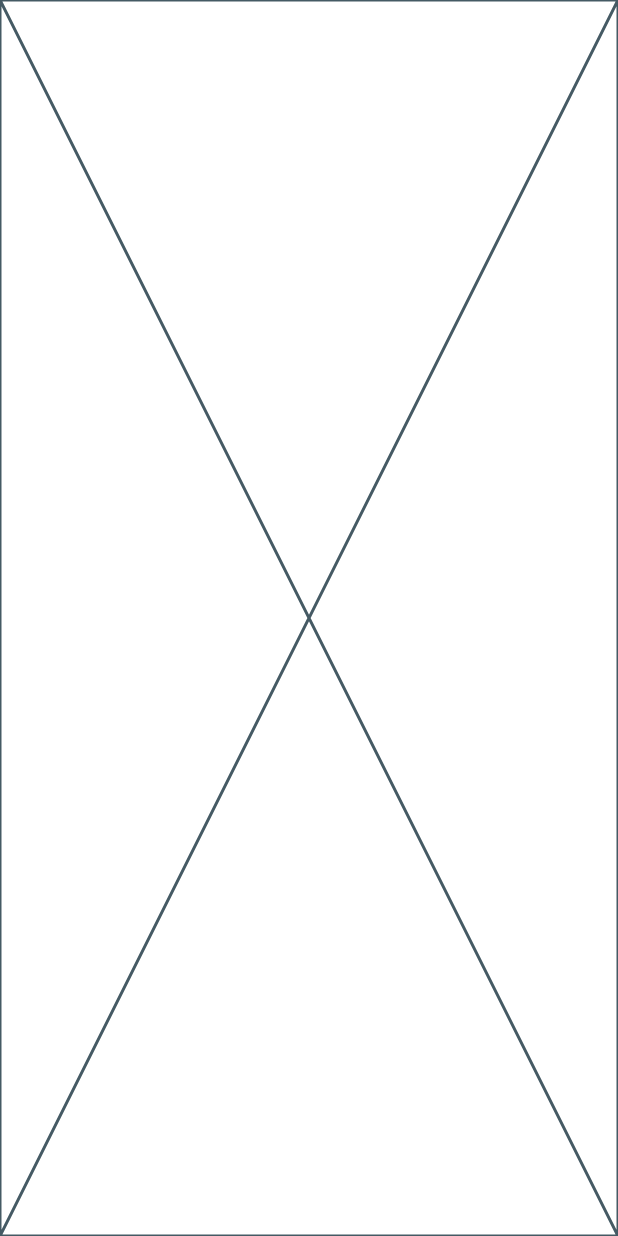
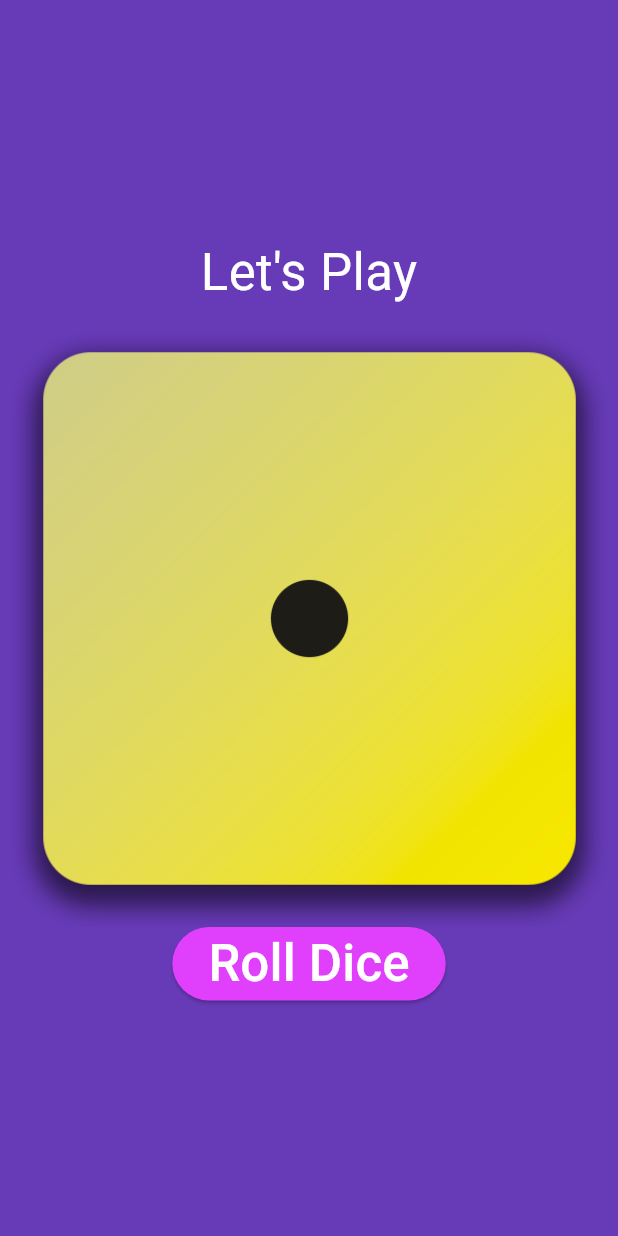
Before and after one commit to L-nsamba/getting-started-with-flutter-and-dart, a Flutter app: the screen it shows after launch, on a phone screen of 412 x 824 dp. Run offline on Flutter 3.47's test engine with Material 3 defaults, Android fonts, the phone set to English and light mode, and no system bars.

Commit message:
alignment and styling class activity

```diff
--- a/class_activity1/lib/main.dart
+++ b/class_activity1/lib/main.dart
@@ -1,3 +1,4 @@
+import 'package:class_activity1/screens/home.dart';
 import 'package:flutter/material.dart';
 
 // define entry
@@ -11,6 +12,8 @@ class MyApp extends StatelessWidget {
 
   @override
   Widget build(BuildContext context) {
-    return const Placeholder();
+    return MaterialApp(
+      home: RollDice(),
+    );
   }
 }
--- /dev/null
+++ b/class_activity1/lib/screens/home.dart
@@ -0,0 +1,32 @@
+import 'package:flutter/material.dart';
+
+class RollDice extends StatefulWidget {
+  const new({super.key});
+
+  @override
+  State<RollDice> createState() => _RollDiceState();
+}
+
+class _RollDiceState extends State<RollDice> {
+  @override
+  Widget build(BuildContext context) {
+    return Scaffold(
+      backgroundColor: Colors.deepPurple,
+      body: Column(
+        mainAxisAlignment: MainAxisAlignment.center,
+        children: [
+          Text("Let's Play", style: TextStyle(fontSize: 34.0, color: Colors.white)),
+          Image.asset("images/dice-1.png"),
+          ElevatedButton(
+            style: ElevatedButton.styleFrom(
+              backgroundColor: Colors.purpleAccent,
+              foregroundColor: Colors.white,
+            ),
+            onPressed: () {},
+            child: Text("Roll Dice", style: TextStyle(fontSize: 34.0)),
+          ),
+        ],
+      ),
+    );
+  }
+}
```
